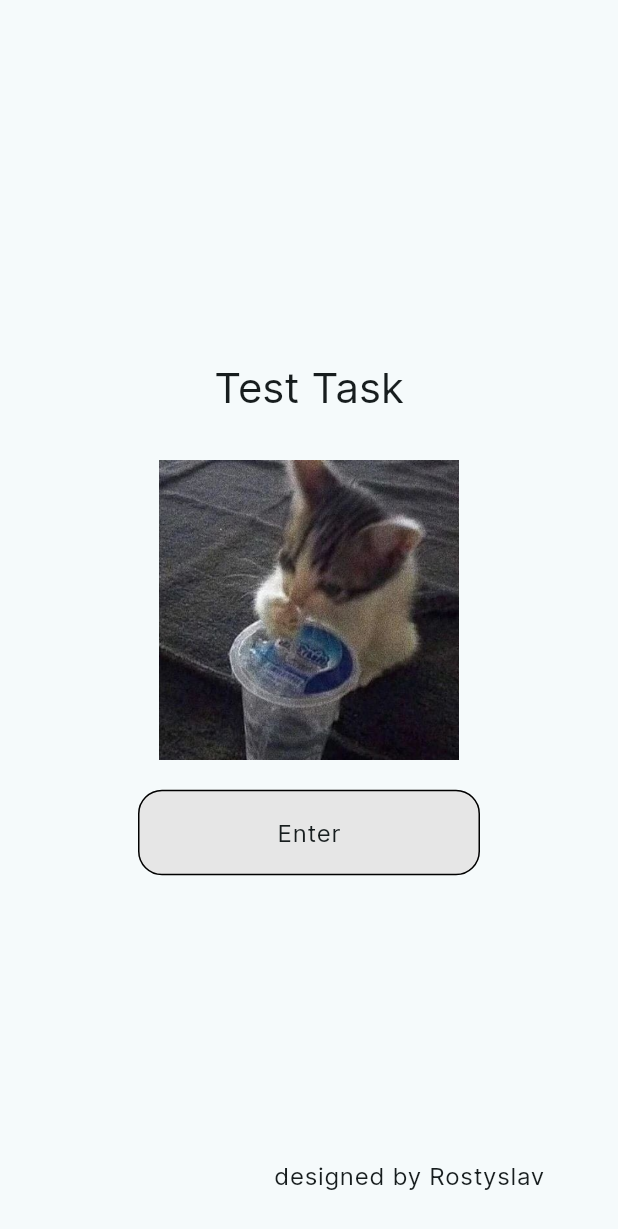
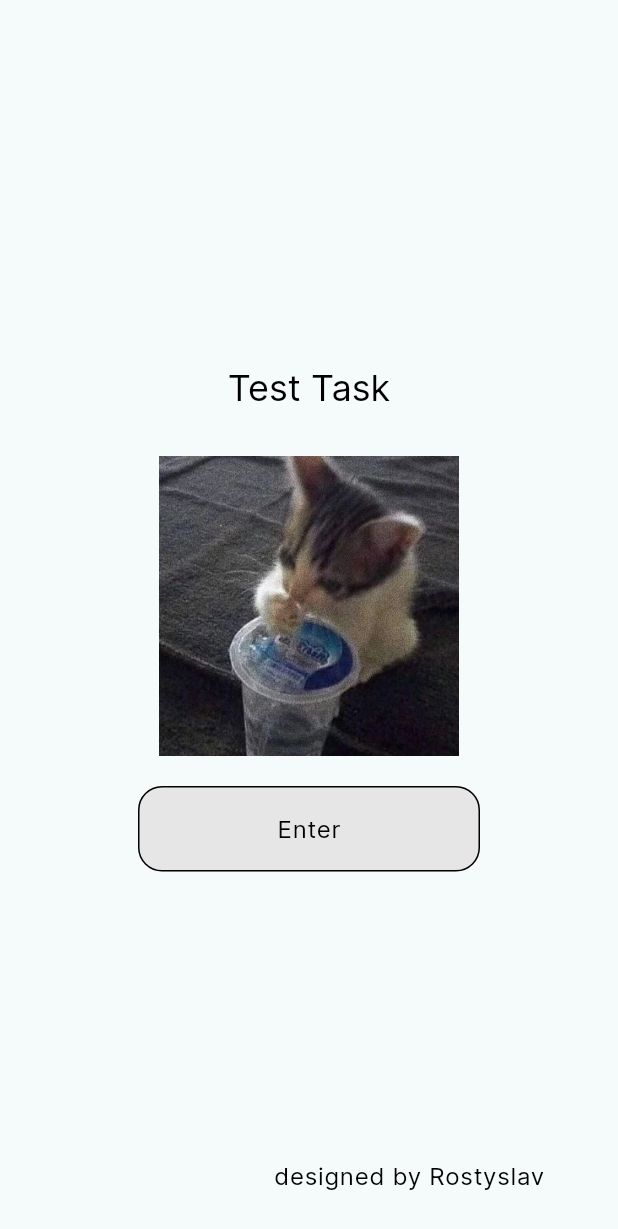
Before and after one commit to Xaiodo/Space_Scutum_Test_Task, a Flutter app: the screen it shows after launch, on a phone screen of 412 x 824 dp. Shown: the top 1229 px of the screen. Run offline on Flutter 3.47's test engine with Material 3 defaults, Android fonts, the phone set to English and light mode, and no system bars; our stand-ins replace equatable, flutter_bloc, sqflite; accounts and stored records are empty; statements that could not run were skipped.

Commit message:
Updated app theme and constants.

```diff
--- a/lib/src/values/app_colors.dart
+++ b/lib/src/values/app_colors.dart
@@ -5,7 +5,9 @@ class AppColors {
   static const Color black = Colors.black;
   static const Color primary = Color(0xFFE6E6E6);
   static const Color modalBackgroundColor = Color(0xFFD9D9D9);
+  static const Color textFieldBackgroundColor = Color(0xFFE7E6E6);
   static const Color backgroundColor = Color(0xFFE6E6E6);
   static const Color selectedItemColor = Color(0xFF3B8642);
   static const Color currentLevelColor = Color(0xFFCAC316);
+  static const Color transperent = Colors.transparent;
 }
--- a/lib/src/values/app_constants.dart
+++ b/lib/src/values/app_constants.dart
@@ -7,6 +7,15 @@ class AppConstants {
 
   static const String enterButtonText = 'Enter';
 
+  static const String houseListTileLeadingText = 'House';
+  static const String addHouseButtonText = 'Add house';
+  static const String noHousesText = 'Add your first house!';
+
+  static const String addHouseAlertdialogTitle = 'Add house';
+  static const String addHouseAlertdialogNameHint = 'Name';
+  static const String addHouseAlertdialogFloorsCountHint = 'Floors count';
+  static const String addHouseAlertdialogAddButtonText = 'Add';
+
   static const String housesTableName = 'Houses';
 
   static const String catImagePath = 'assets/images/cat.png';
--- a/lib/src/values/theme.dart
+++ b/lib/src/values/theme.dart
@@ -9,8 +9,14 @@ final theme = ThemeData(
   ),
   dialogTheme: dialogTheme,
   elevatedButtonTheme: elevatedButtonTheme,
+  textTheme: textTheme,
   useMaterial3: true,
   fontFamily: 'Inter',
+  textSelectionTheme: const TextSelectionThemeData(
+    cursorColor: AppColors.black,
+    selectionColor: AppColors.black,
+    selectionHandleColor: AppColors.black,
+  ),
 );
 
 final elevatedButtonTheme = ElevatedButtonThemeData(
@@ -28,6 +34,10 @@ final elevatedButtonTheme = ElevatedButtonThemeData(
         color: AppColors.black,
         width: 1,
       ),
+    ),
+    visualDensity: const VisualDensity(
+      horizontal: 0,
+      vertical: -4,
     ),
   ),
 );
```
